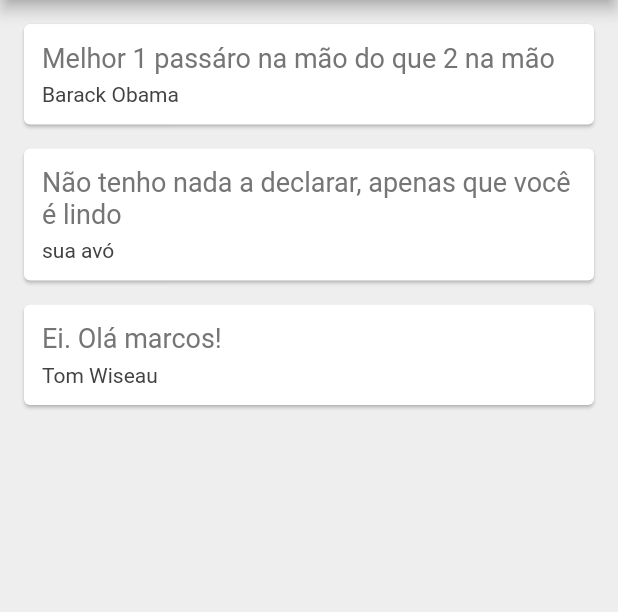
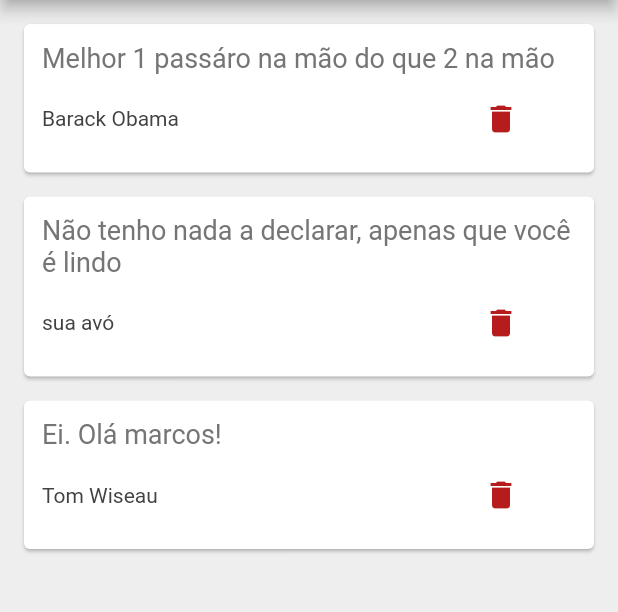
Before and after one commit to rubensoleao/flutter_quotes, a Flutter app: the screen it shows after launch, on a phone screen of 412 x 824 dp, the part 84-696 px from its top. Run offline on Flutter 3.47's test engine with Material 2 defaults, Android fonts, the phone set to English and light mode, and no system bars.

Commit message:
added delete button to card

```diff
--- a/lib/main.dart
+++ b/lib/main.dart
@@ -30,7 +30,15 @@ class _QuoteListState extends State<QuoteList> {
         backgroundColor: Colors.redAccent,
       ),
       body: Column(
-        children: quotes.map((quote) => QuoteCard(quote: quote)).toList(),
+        children: quotes.map((quote) => QuoteCard(
+          quote: quote,
+          deleteFun: () {
+            setState((){
+              //Don't need to pass quotes because it's in func
+              quotes.remove(quote);
+            });
+          }
+        )).toList(),
       )
     );
   }
--- a/lib/quote_card.dart
+++ b/lib/quote_card.dart
@@ -1,13 +1,11 @@
 import 'package:flutter/material.dart';
 import 'quote.dart';
 
-
 class QuoteCard extends StatelessWidget {
-
   final Quote quote;
-
+  final Function deleteFun;
   //CONSTRUCTOR
-  QuoteCard({this.quote});
+  QuoteCard({this.quote, this.deleteFun});
 
   @override
   Widget build(BuildContext context) {
@@ -18,22 +16,37 @@ class QuoteCard extends StatelessWidget {
         child: Column(
           crossAxisAlignment: CrossAxisAlignment.stretch,
           children: <Widget>[
-            Text(
-              quote.text,
-              style: TextStyle (
-                fontSize:18.0,
+            Text(quote.text,
+                style: TextStyle(
+                  fontSize: 18.0,
                   color: Colors.grey[600],
-              )
+                )),
+            SizedBox(
+              height: 6.0,
             ),
-            SizedBox(height: 6.0,),
+
+            Row(
+              mainAxisAlignment: MainAxisAlignment.spaceBetween,
+              children: <Widget>[
                 Text(
                   quote.author,
                   style: TextStyle(
                     fontSize: 14.0,
                     color: Colors.grey[800],
                   ),
-            )
-          ],),
+                ),
+                FlatButton.icon(
+                  onPressed:deleteFun,
+                  label: Text(''),
+                  icon: Icon(Icons.delete),
+                  textColor: Colors.red[900],
+                ),
+              ],
+            ),
+
+
+          ],
+        ),
       ),
     );
   }
```
Lines whose indentation alone changed are shown as unchanged.
